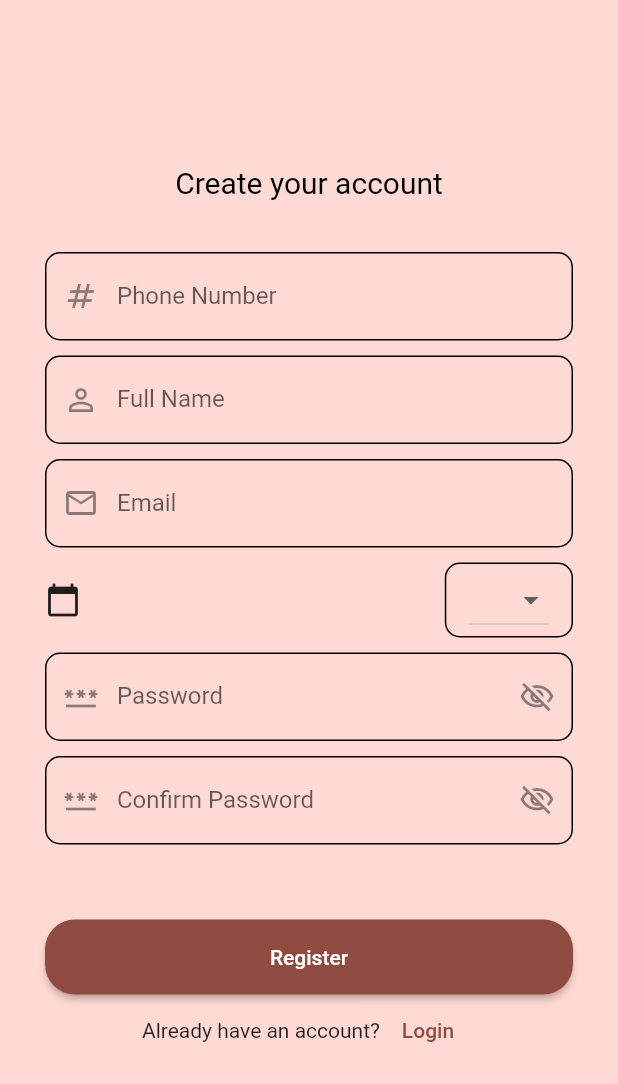
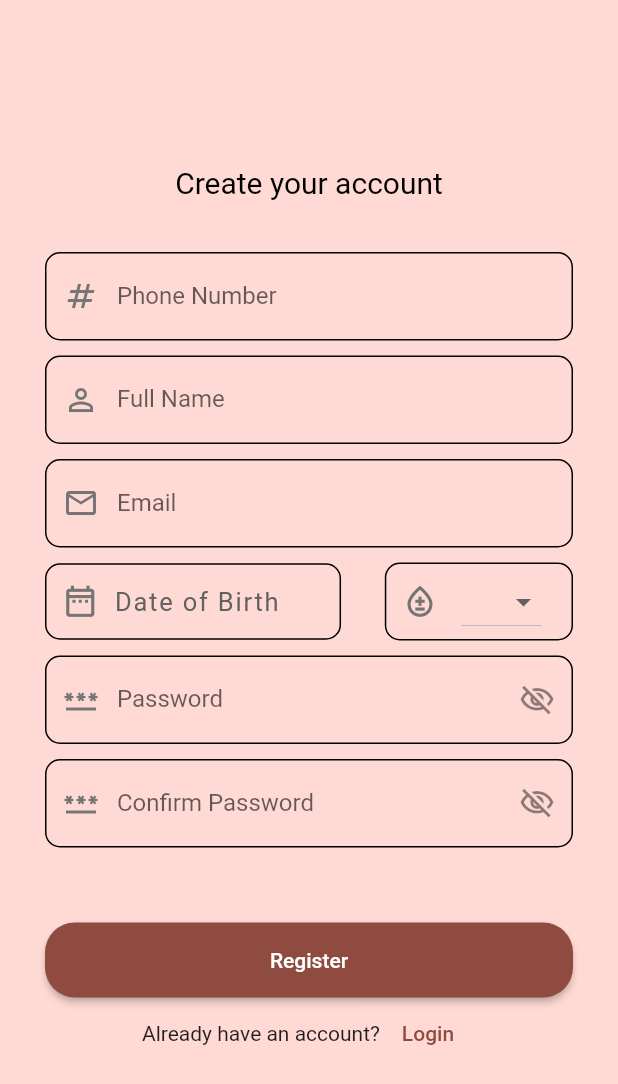
Before and after one commit to sidtuladhar/BloodNepal, a Flutter app: the Signup screen opened directly, on a phone screen of 412 x 824 dp. Shown: the top 1084 px of the screen. Run offline on Flutter 3.47's test engine with Material 2 defaults, Android fonts, the phone set to English and light mode, and no system bars; our stand-ins replace hive_flutter; accounts and stored records are empty.

Commit message:
all fields added to register page

```diff
--- a/lib/ui/home.dart
+++ b/lib/ui/home.dart
@@ -12,7 +12,7 @@ class Home extends StatelessWidget {
   Widget build(BuildContext context) {
     return Scaffold(
       appBar: AppBar(
-        title: const Text("Welcome"),
+        title: Text(_boxLogin.get("fullName")),
         elevation: 0,
         actions: [
           Padding(
--- a/lib/ui/login.dart
+++ b/lib/ui/login.dart
@@ -30,7 +30,6 @@ class _LoginState extends State<Login> {
     if (_boxLogin.get("loginStatus") ?? false) {
       return Home();
     }
-    print('hi');
 
     return Scaffold(
       backgroundColor: Theme.of(context).colorScheme.primaryContainer,
--- a/lib/ui/signup.dart
+++ b/lib/ui/signup.dart
@@ -20,9 +20,7 @@ class _SignupState extends State<Signup> {
   String? birthDateInString;
   DateTime? birthDate;
   bool isDateSelected= false;
-
-
-
+  String initValue="Date of Birth";
 
   final TextEditingController _controllerPhoneNumber = TextEditingController();
   final TextEditingController _controllerFullName = TextEditingController();
@@ -59,7 +57,7 @@ class _SignupState extends State<Signup> {
                 keyboardType: TextInputType.number,
                 decoration: InputDecoration(
                   labelText: "Phone Number",
-                  prefixIcon: const Icon(Icons.numbers),
+                  prefixIcon: Icon(Icons.numbers, color: Colors.grey[600]),
                   border: OutlineInputBorder(
                     borderRadius: BorderRadius.circular(10),
                   ),
@@ -86,7 +84,9 @@ class _SignupState extends State<Signup> {
                 keyboardType: TextInputType.name,
                 decoration: InputDecoration(
                   labelText: "Full Name",
-                  prefixIcon: const Icon(Icons.person_outline),
+                  prefixIcon: Icon(
+                      Icons.person_outline,
+                      color: Colors.grey[600]),
                   border: OutlineInputBorder(
                     borderRadius: BorderRadius.circular(10),
                   ),
@@ -111,7 +111,9 @@ class _SignupState extends State<Signup> {
                 keyboardType: TextInputType.emailAddress,
                 decoration: InputDecoration(
                   labelText: "Email",
-                  prefixIcon: const Icon(Icons.email_outlined),
+                  prefixIcon: Icon(
+                      Icons.email_outlined,
+                      color: Colors.grey[600]),
                   border: OutlineInputBorder(
                     borderRadius: BorderRadius.circular(10),
                   ),
@@ -126,44 +128,71 @@ class _SignupState extends State<Signup> {
                     return "Invalid email";
                   }
                   return null;
-                },
-                onEditingComplete: () => _focusNodePassword.requestFocus(),
-              ),
+                }),
               const SizedBox(height: 10),
               Row(
                 mainAxisAlignment: MainAxisAlignment.spaceBetween,
                 children: [
-                  GestureDetector(
-                      child: new Icon(Icons.calendar_today),
+                  Container(
+                      decoration: BoxDecoration(
+                        border: Border.all(
+
+                          width: 1.0,
+                        ),
+                        borderRadius: BorderRadius.circular(10.0),
+                      ),
+                      padding: const EdgeInsets.symmetric(horizontal: 10.0, vertical: 12.0),
+                      child: Row(
+                        mainAxisAlignment: MainAxisAlignment.spaceBetween,
+                        children: [GestureDetector(
+                            child: Icon(
+                                Icons.date_range_outlined,
+                                color: Colors.grey[600],
+                                size: 25.0),
                             onTap: ()async{
                               final datePick= await showDatePicker(
                                   context: context,
-                            initialDate: new DateTime.now(),
-                            firstDate: new DateTime(1900),
-                            lastDate: new DateTime(2100)
+                                  initialDate: DateTime.now(),
+                                  firstDate: DateTime(1900),
+                                  lastDate: DateTime.now()
                               );
                               if(datePick!=null && datePick!=birthDate){
                                 setState(() {
                                   birthDate=datePick;
                                   isDateSelected=true;
-                            // put it here
                                   birthDateInString =
-                            "${birthDate?.month}/"
-                                "${birthDate?.day}/"
+                                  "${birthDate?.day}/${birthDate?.month}/"
                                       "${birthDate?.year}";
                                 });
                               }
                             }
                           ),
-                  Container(decoration: BoxDecoration(
-                    border: Border.all(
-                      color: Colors.black,
-                      width: 1.0,
+                        const SizedBox(width: 10.0),
+                        Text(isDateSelected ? " $birthDateInString ":initValue,
+                        style: TextStyle(
+                            fontSize: 17,
+                            letterSpacing: 1.2,
+                            color: Colors.grey[700]),
                         ),
-                    borderRadius: BorderRadius.circular(10.0),
+                        const SizedBox(width: 30.0)
+                        ],
+                      )),
+                  Container(decoration: const BoxDecoration(
+                    border: Border.symmetric(horizontal: BorderSide(),
+                        vertical: BorderSide()),
+                      borderRadius: BorderRadius.all(Radius.circular(10.0))
                   ),
-                      padding: const EdgeInsets.symmetric(horizontal: 15.0),
-                      child: DropdownButton<String>(
+                      padding: const EdgeInsets.symmetric(
+                          horizontal: 10.0,
+                          vertical: 1),
+                  child:
+                  Row(children: [
+                    Icon(
+                        Icons.bloodtype_outlined,
+                        color: Colors.grey[600],
+                        size: 25),
+                    const SizedBox(width: 15.0),
+                    DropdownButton<String>(
                       value: selectedBloodGroup,
                       onChanged: (newValue) {
                         setState(() {
@@ -178,15 +207,17 @@ class _SignupState extends State<Signup> {
                         'A-',
                         'B-',
                         'O-',
-                          'AB-'
+                        'AB-',
+                        'N/A'
                       ].map<DropdownMenuItem<String>>((String value) {
                         return DropdownMenuItem<String>(
                           value: value,
                           child: Text(value),
                         );
                       }).toList(),
-                      )),
-                ]
+                    ),
+                    const SizedBox(width: 10.0)
+                  ]))]
               ),
               const SizedBox(height: 10),
               TextFormField(
@@ -196,7 +227,9 @@ class _SignupState extends State<Signup> {
                 keyboardType: TextInputType.visiblePassword,
                 decoration: InputDecoration(
                   labelText: "Password",
-                  prefixIcon: const Icon(Icons.password_outlined),
+                  prefixIcon: Icon(
+                      Icons.password_outlined,
+                      color: Colors.grey[600]),
                   suffixIcon: IconButton(
                       onPressed: () {
                         setState(() {
@@ -232,7 +265,9 @@ class _SignupState extends State<Signup> {
                 keyboardType: TextInputType.visiblePassword,
                 decoration: InputDecoration(
                   labelText: "Confirm Password",
-                  prefixIcon: const Icon(Icons.password_outlined),
+                  prefixIcon: Icon(
+                      Icons.password_outlined,
+                      color: Colors.grey[600]),
                   suffixIcon: IconButton(
                       onPressed: () {
                         setState(() {
```
Lines whose indentation alone changed are shown as unchanged.
